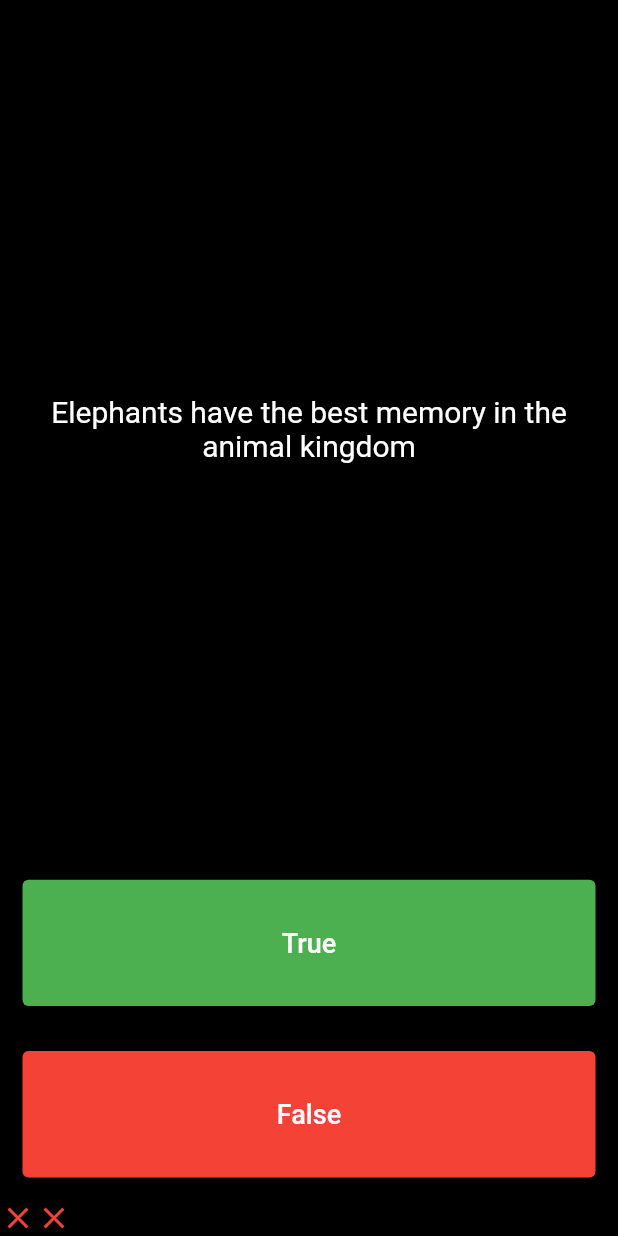
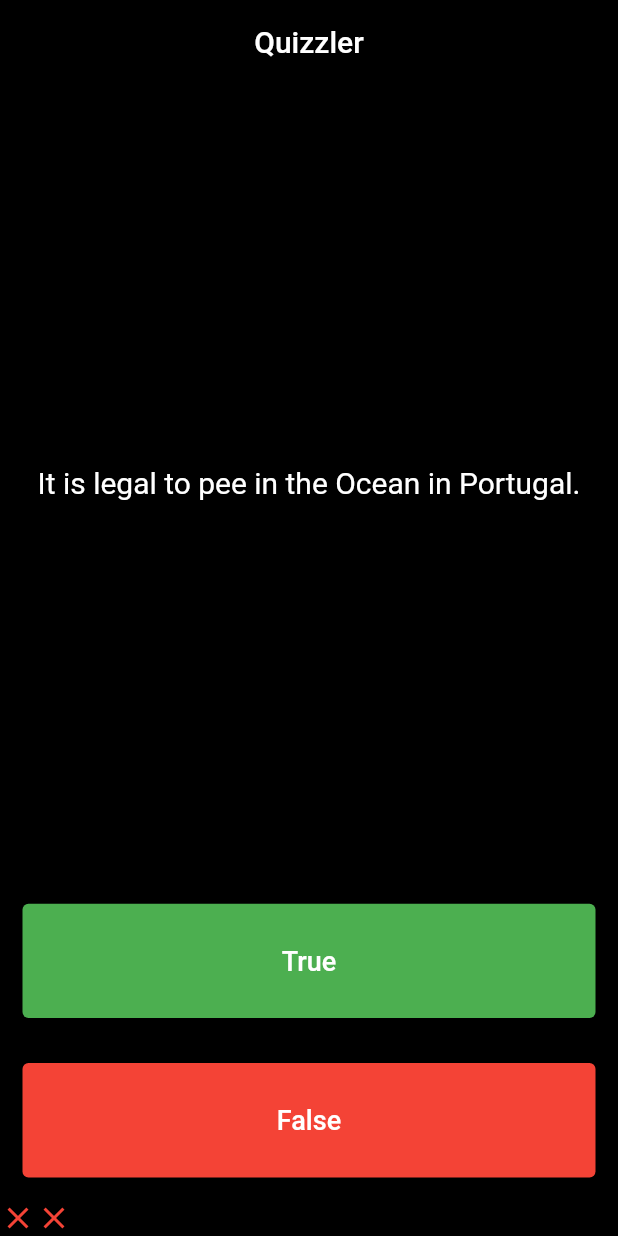
Before and after one commit to maiajota/flutter, a Flutter app: the screen it shows after launch, after a tap on "True", after a tap on "False", on a phone screen of 412 x 824 dp. Run offline on Flutter 3.47's test engine with Material 2 defaults, Android fonts, the light colour scheme and no system bars; our stand-ins replace audioplayers, rflutter_alert.

Commit message:
beta version

```diff
--- a/quizzler/lib/main.dart
+++ b/quizzler/lib/main.dart
@@ -18,9 +18,16 @@ class MyApp extends StatefulWidget {
 class _MyAppState extends State<MyApp> {
   @override
   Widget build(BuildContext context) {
-    return const Scaffold(
+    return Scaffold(
+      appBar: AppBar(
+        title: const Center(
+          child: Text("Quizzler"),
+        ),
+        backgroundColor: Colors.transparent,
+        elevation: 0,
+      ),
       backgroundColor: Colors.black,
-      body: QuizzPage(),
+      body: const QuizzPage(),
     );
   }
 }
--- a/quizzler/lib/quizz.dart
+++ b/quizzler/lib/quizz.dart
@@ -1,5 +1,6 @@
 import 'package:flutter/material.dart';
 import 'package:quizzler/quizz_brain.dart';
+import 'package:rflutter_alert/rflutter_alert.dart';
 
 QuizzBrain quizzBrain = QuizzBrain();
 
@@ -12,12 +13,59 @@ class QuizzPage extends StatefulWidget {
 
 class _QuizzPageState extends State<QuizzPage> {
   List<Icon> scoreKeeper = [];
+  int totalScore = 0;
 
-  int questionNumber = 0;
+  void checkAnswer(bool userPickedAnswer) {
+    bool correctAnswer =
+        quizzBrain.getQuestionAnswer(); //*WILL GET THE ANSWER OF THE QUESTION
+
+    setState(() {
+      if (quizzBrain.isFinished() == false) {
+        if (correctAnswer == userPickedAnswer) {
+          totalScore++; //*WILL ADD A POINT IF ITS CORRECT
+          scoreKeeper.add(
+            const Icon(
+              //*TRUE ICON
+              Icons.check,
+              color: Colors.green,
+            ),
+          );
+        } else {
+          //*FALSE ICON
+          scoreKeeper.add(const Icon(
+            Icons.close,
+            color: Colors.red,
+          ));
+        }
+        quizzBrain.nextQuestion();
+      } else {
+        Alert(
+          context: context,
+          title: "Finished!",
+          desc: "$totalScore correct answers!",
+          buttons: [
+            DialogButton(
+              color: Colors.black,
+              child: const Text(
+                "Exit",
+                style: TextStyle(color: Colors.white, fontSize: 20),
+              ),
+              onPressed: () {
+                Navigator.pop(context);
+              },
+            ),
+          ],
+        ).show();
+        scoreKeeper = []; //*RESET THE SCORE
+        totalScore = 0;
+        quizzBrain.reset(); //*RESET THE QUIZ
+      }
+    });
+  }
+
   @override
   Widget build(BuildContext context) {
-    return SafeArea(
-        child: Column(
+    return Column(
       crossAxisAlignment: CrossAxisAlignment.stretch,
       mainAxisAlignment: MainAxisAlignment.spaceBetween,
       children: [
@@ -27,7 +75,7 @@ class _QuizzPageState extends State<QuizzPage> {
             padding: const EdgeInsets.all(10.0),
             child: Center(
                 child: Text(
-              quizzBrain.questionBank[questionNumber].questionText,
+              quizzBrain.getQuestionText(),
               style: const TextStyle(color: Colors.white, fontSize: 20.0),
               textAlign: TextAlign.center,
             )),
@@ -41,23 +89,7 @@ class _QuizzPageState extends State<QuizzPage> {
               style: ButtonStyle(
                   backgroundColor: MaterialStateProperty.all(Colors.green)),
               onPressed: (() {
-                bool correctAnswer = quizzBrain.questionBank[questionNumber]
-                    .questionAnswer; //GET THE ANSWER
-                setState(() {
-                  //ADD SCORE KEEPER
-                  questionNumber = questionNumber + 1;
-                  if (correctAnswer == true) {
-                    scoreKeeper.add(const Icon(
-                      Icons.check,
-                      color: Colors.green,
-                    ));
-                  } else {
-                    scoreKeeper.add(const Icon(
-                      Icons.close,
-                      color: Colors.red,
-                    ));
-                  }
-                });
+                checkAnswer(true); //*CHECK IF ITS TRUE
               }),
               child: const Text(
                 "True",
@@ -74,23 +106,7 @@ class _QuizzPageState extends State<QuizzPage> {
               style: ButtonStyle(
                   backgroundColor: MaterialStateProperty.all(Colors.red)),
               onPressed: (() {
-                bool correctAnswer = quizzBrain.questionBank[questionNumber]
-                    .questionAnswer; //GET THE ANSWER
-                setState(() {
-                  //ADD SCORE KEEPER
-                  questionNumber = questionNumber + 1;
-                  if (correctAnswer == false) {
-                    scoreKeeper.add(const Icon(
-                      Icons.check,
-                      color: Colors.green,
-                    ));
-                  } else {
-                    scoreKeeper.add(const Icon(
-                      Icons.close,
-                      color: Colors.red,
-                    ));
-                  }
-                });
+                checkAnswer(false); //*CHECK IF ITS FALSE
               }),
               child: const Text(
                 "False",
@@ -103,6 +119,6 @@ class _QuizzPageState extends State<QuizzPage> {
           children: scoreKeeper,
         )
       ],
-    ));
+    );
   }
 }
--- a/quizzler/lib/quizz_brain.dart
+++ b/quizzler/lib/quizz_brain.dart
@@ -1,16 +1,68 @@
 import 'package:quizzler/question.dart';
 
 class QuizzBrain {
-  List<Question> questionBank = [
+  int _questionNumber = 0;
+
+  final List<Question> _questionBank = [
     Question(text: "Apolo 11 landed on the moon in 1970", answer: false),
     Question(text: "The square root of 114 is 12", answer: true),
+    Question(
+        text: "It is legal to pee in the Ocean in Portugal.", answer: false),
+    Question(text: "A slug's blood is red.", answer: false),
     Question(
         text: "Elephants have the best memory in the animal kingdom",
         answer: false),
     Question(text: "Brazil has 26 states", answer: true),
     Question(text: "The chemical composition of water is H20", answer: true),
     Question(text: "Flutter was created in 2017", answer: true),
+    Question(
+        text:
+            "No piece of square dry paper can be folded in half more than 7 times.",
+        answer: false),
     Question(text: "There are 4 Newton's Laws", answer: false),
-    Question(text: "Google was originally called \"Backrub\"", answer: true)
+    Question(text: "Google was originally called \"Backrub\"", answer: true),
+    Question(
+        text:
+            "In West Virginia, USA, if you accidentally hit an animal with your car, you are free to take it home to eat.",
+        answer: true),
+    Question(
+        text:
+            "Chocolate doesn't affects a dog's heart and nervous system; a few ounces aren't enough to kill a small dog.",
+        answer: false),
+    Question(
+        text: "Approximately one quarter of human bones are in the feet.",
+        answer: true),
+    Question(
+        text:
+            "The loudest sound produced by any animal is 188 decibels. That animal is the African Elephant.",
+        answer: false),
   ];
+
+  void nextQuestion() {
+    if (_questionNumber < _questionBank.length - 1) {
+      _questionNumber++;
+    }
+  }
+
+  String getQuestionText() {
+    //*WILL SHOW THE QUESTION TEXT
+    return _questionBank[_questionNumber].questionText;
+  }
+
+  bool getQuestionAnswer() {
+    //*WILL SHOW THE QUESTION ANSWER
+    return _questionBank[_questionNumber].questionAnswer;
+  }
+
+  bool isFinished() {
+    if (_questionNumber >= _questionBank.length - 1) {
+      return true;
+    } else {
+      return false;
+    }
+  }
+
+  void reset() {
+    _questionNumber = 0;
+  }
 }
--- a/quizzler/pubspec.yaml
+++ b/quizzler/pubspec.yaml
@@ -34,6 +34,7 @@ dependencies:
   # The following adds the Cupertino Icons font to your application.
   # Use with the CupertinoIcons class for iOS style icons.
   cupertino_icons: ^1.0.2
+  rflutter_alert: ^2.0.4
 
 dev_dependencies:
   flutter_test:
```
Also changed, not shown: quizzler/pubspec.lock.
